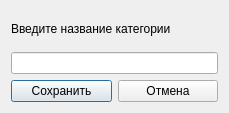
This is LikatorJurnal/addcatmaster.ui in yrasik1986/Likator as Qt 5 draws it before an edit. The edited form follows.
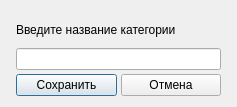
This is the edited form.

```diff
--- a/LikatorJurnal/addcatmaster.ui
+++ b/LikatorJurnal/addcatmaster.ui
@@ -6,16 +6,34 @@
    <rect>
     <x>0</x>
     <y>0</y>
-    <width>229</width>
-    <height>113</height>
+    <width>237</width>
+    <height>107</height>
    </rect>
   </property>
   <property name="windowTitle">
    <string>Dialog</string>
   </property>
   <layout class="QHBoxLayout" name="horizontalLayout_2">
+   <property name="spacing">
+    <number>10</number>
+   </property>
    <item>
     <layout class="QVBoxLayout" name="verticalLayout">
+     <property name="spacing">
+      <number>4</number>
+     </property>
+     <property name="leftMargin">
+      <number>5</number>
+     </property>
+     <property name="topMargin">
+      <number>5</number>
+     </property>
+     <property name="rightMargin">
+      <number>5</number>
+     </property>
+     <property name="bottomMargin">
+      <number>0</number>
+     </property>
      <item>
       <widget class="QLabel" name="label">
        <property name="text">
```
